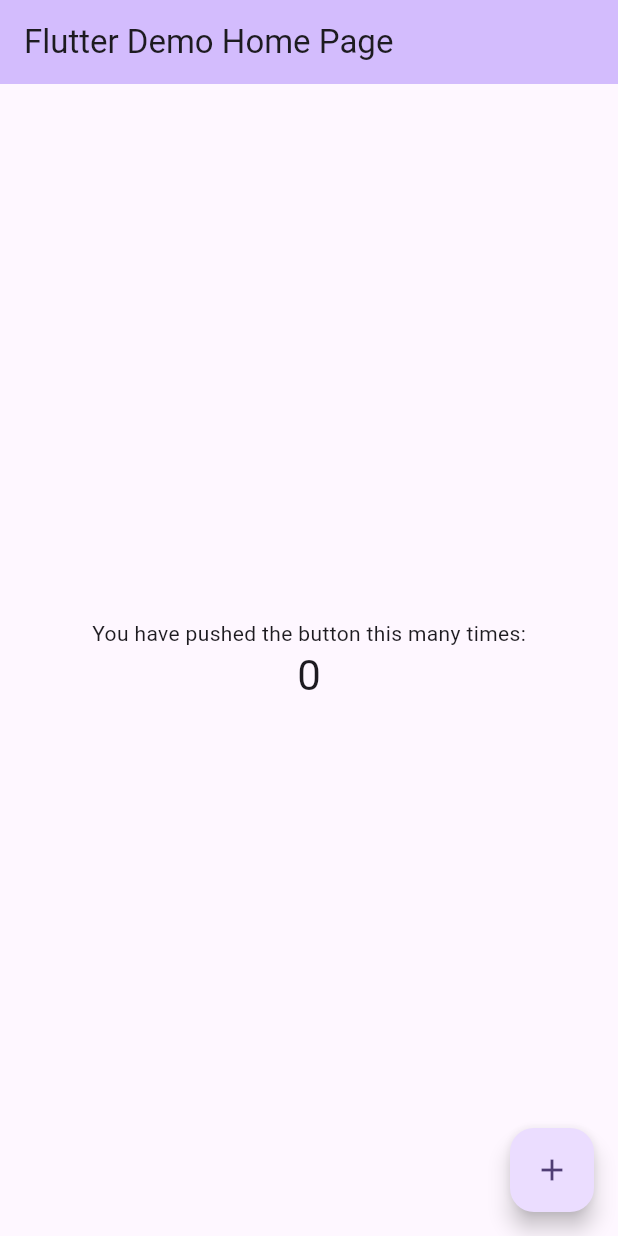
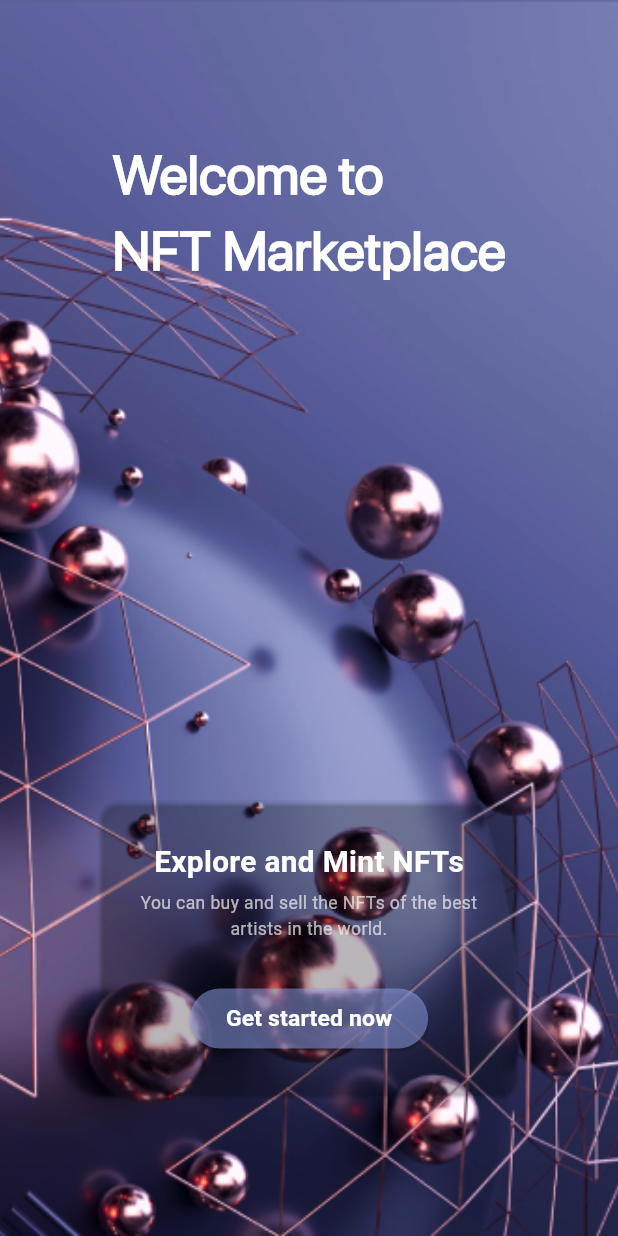
Before and after one commit to Amro27code/mini-nft-marketPlace, a Flutter app: the screen it shows after launch, on a phone screen of 412 x 824 dp. Run offline on Flutter 3.47's test engine with Material 3 defaults, Android fonts, the phone set to English and light mode, and no system bars.

Commit message:
design onB

```diff
--- /dev/null
+++ b/lib/app/my_app.dart
@@ -0,0 +1,18 @@
+import 'package:flutter/material.dart';
+import 'package:mini_nft_marketplace/core/route_manager.dart';
+import 'package:mini_nft_marketplace/features/onBoarding/on_boarding_page.dart';
+
+class MyApp extends StatelessWidget {
+  const MyApp({super.key});
+
+  @override
+  Widget build(BuildContext context) {
+    return MaterialApp(
+      debugShowCheckedModeBanner: false,
+      title: 'Flutter Demo',
+      routes: RouteManager.routes,
+      initialRoute: RouteName.initRouteOnB,
+      theme: ThemeData(colorScheme: .fromSeed(seedColor: Colors.teal)),
+    );
+  }
+}
--- /dev/null
+++ b/lib/core/alignment_manager.dart
@@ -0,0 +1,6 @@
+class AlignmentManager {
+  static const double beginX_Gradiant = 0.64;
+  static const double endX_Gradiant = -0.64;
+  static const double beginY_Gradiant = -0.76;
+  static const double endY_Gradiant = 0.76;
+}
--- /dev/null
+++ b/lib/core/color_manager.dart
@@ -0,0 +1,9 @@
+import 'package:flutter/material.dart';
+
+class ColorManager {
+  static const Color backgroundOnB1 = Color(0xff5C6098);
+  static const Color backgroundOnB2 = Color(0xff767CB2);
+  static const Color transparentColor = Colors.transparent;
+  static const Color subtitleCardOnB = Color.fromRGBO(245, 245, 245, 0.7);
+  static const Color buttonOnB = Color.fromRGBO(151, 169, 246, 0.5);
+}
--- /dev/null
+++ b/lib/core/font_family_manager.dart
@@ -0,0 +1,3 @@
+class FontFamilyManager {
+  static const String sfProDisplay="SF Pro Display";
+}
--- /dev/null
+++ b/lib/core/image_path_manager.dart
@@ -0,0 +1,3 @@
+class ImagePathManager {
+  static const String backgroundOnBoarding="assets/images/on_boarding_background.png";
+}
--- /dev/null
+++ b/lib/core/numbers_manager.dart
@@ -0,0 +1,13 @@
+class WidthManager {
+
+}
+class HeightManager{}
+class PaddingManager{
+
+}
+class MarginManager{
+
+}
+class SizeManager{
+
+}
--- /dev/null
+++ b/lib/core/route_manager.dart
@@ -0,0 +1,13 @@
+import 'package:flutter/material.dart';
+
+import '../features/onBoarding/on_boarding_page.dart';
+
+class RouteManager {
+  static Map<String, WidgetBuilder> routes = {
+    "onB": (context) => const OnBoardingPage(),
+  };
+}
+
+class RouteName {
+  static const String  initRouteOnB = "onB";
+}
--- /dev/null
+++ b/lib/core/text_manager.dart
@@ -0,0 +1,7 @@
+class TextManager {
+  static const String titleOnB="Welcome to\nNFT Marketplace";
+  static const String titleCardOnB="Explore and Mint NFTs";
+  static const String subtitleCardOnB="You can buy and sell the NFTs of the best\nartists in the world.";
+  static const String buttonOnB="Get started now";
+
+}
--- /dev/null
+++ b/lib/core/text_style_manager.dart
@@ -0,0 +1,29 @@
+import 'package:flutter/material.dart';
+import 'package:mini_nft_marketplace/core/color_manager.dart';
+import 'package:mini_nft_marketplace/core/font_family_manager.dart';
+
+class TextStyleManager {
+  static const TextStyle titleOnB = TextStyle(
+    fontSize: 36,
+    fontFamily: FontFamilyManager.sfProDisplay,
+    fontWeight: .bold,
+    color: Colors.white,
+  );
+
+  static const TextStyle titleCardOnB = TextStyle(
+    fontSize: 19.82,
+    fontWeight: .w700,
+    color: Colors.white,
+  );
+
+  static const TextStyle subtitleCardOnB = TextStyle(
+    fontSize: 11.71,
+    fontWeight: .w400,
+    color: ColorManager.subtitleCardOnB,
+  );
+  static const TextStyle buttonOnB = TextStyle(
+    fontSize: 15.32,
+    fontWeight: .w600,
+    color: Colors.white,
+  );
+}
--- /dev/null
+++ b/lib/core/widgets/card_widget.dart
@@ -0,0 +1,39 @@
+import 'package:flutter/material.dart';
+
+import '../color_manager.dart';
+import '../text_manager.dart';
+import '../text_style_manager.dart';
+
+Card cardWidget(){
+  return  Card(
+    color: ColorManager.transparentColor,
+    child: Padding(
+      padding: const EdgeInsets.all(27.0),
+      child: Column(
+        children: [
+          Text(
+            TextManager.titleCardOnB,
+            style: TextStyleManager.titleCardOnB,
+          ),
+          const SizedBox(height: 5.41),
+          Text(
+            TextManager.subtitleCardOnB,
+            textAlign: .center,
+            style: TextStyleManager.subtitleCardOnB,
+          ),
+          const SizedBox(height: 27),
+          ElevatedButton(
+            onPressed: () {},
+            style: ElevatedButton.styleFrom(
+              backgroundColor: ColorManager.buttonOnB,
+            ),
+            child: Text(
+              TextManager.buttonOnB,
+              style: TextStyleManager.buttonOnB,
+            ),
+          ),
+        ],
+      ),
+    ),
+  );
+}
--- /dev/null
+++ b/lib/features/onBoarding/on_boarding_page.dart
@@ -0,0 +1,69 @@
+import 'package:flutter/material.dart';
+import 'package:mini_nft_marketplace/core/alignment_manager.dart';
+import 'package:mini_nft_marketplace/core/color_manager.dart';
+import 'package:mini_nft_marketplace/core/image_path_manager.dart';
+import 'package:mini_nft_marketplace/core/text_manager.dart';
+import 'package:mini_nft_marketplace/core/text_style_manager.dart';
+import '../../core/widgets/card_widget.dart';
+
+class OnBoardingPage extends StatelessWidget {
+  const OnBoardingPage({super.key});
+
+  @override
+  Widget build(BuildContext context) {
+    return Scaffold(
+      body: Container(
+        //في figma  اخفي الصورة بطلع معك هالخفية
+        width: double.infinity,
+        decoration: const BoxDecoration(
+          gradient: LinearGradient(
+            begin: Alignment(
+              AlignmentManager.beginX_Gradiant,
+              AlignmentManager.beginY_Gradiant,
+            ),
+            end: Alignment(
+              AlignmentManager.endY_Gradiant,
+              AlignmentManager.endY_Gradiant,
+            ),
+            colors: [ColorManager.backgroundOnB1, ColorManager.backgroundOnB2],
+          ),
+        ),
+        child: Stack(
+          children: [
+            Image(
+              width: double.infinity,
+              height: double.infinity,
+              fit: BoxFit.cover,
+              image: AssetImage(ImagePathManager.backgroundOnBoarding),
+            ),
+            // OR
+            // SizedBox(
+            //   width: double.infinity,
+            //   height: double.infinity,
+            //   child:
+            //   Image.asset(
+            //     ImagePathManager.backgroundOnBoarding,
+            //     fit: BoxFit.cover, //fill
+            //   ),
+            // ),
+            Center(
+              child: Padding(
+                padding: const EdgeInsets.symmetric(vertical: 90.0),
+                child: Column(
+                  children: [
+                    Text(
+                      TextManager.titleOnB,
+                      style: TextStyleManager.titleOnB,
+                    ),
+                    Spacer(),
+                    cardWidget()
+                  ],
+                ),
+              ),
+            ),
+          ],
+        ),
+      ),
+    );
+  }
+}
--- a/lib/main.dart
+++ b/lib/main.dart
@@ -1,109 +1,20 @@
 import 'package:flutter/material.dart';
+import 'app/my_app.dart';
 
 void main() {
   runApp(const MyApp());
 }
-
-class MyApp extends StatelessWidget {
-  const MyApp({super.key});
-
-  // This widget is the root of your application.
-  @override
-  Widget build(BuildContext context) {
-    return MaterialApp(
-      title: 'Flutter Demo',
-      // routes: {},
-      // initialRoute: "",
-      theme: ThemeData(
-        colorScheme: .fromSeed(seedColor: Colors.deepPurple),
-      ),
-      home: const MyHomePage(title: 'Flutter Demo Home Page'),
-    );
-  }
-}
-
-class MyHomePage extends StatefulWidget {
-  const MyHomePage({super.key, required this.title});
-
-  // This widget is the home page of your application. It is stateful, meaning
-  // that it has a State object (defined below) that contains fields that affect
-  // how it looks.
-
-  // This class is the configuration for the state. It holds the values (in this
-  // case the title) provided by the parent (in this case the App widget) and
-  // used by the build method of the State. Fields in a Widget subclass are
-  // always marked "final".
-
-  final String title;
-
-  @override
-  State<MyHomePage> createState() => _MyHomePageState();
-}
-
-class _MyHomePageState extends State<MyHomePage> {
-  int _counter = 0;
-
-  void _incrementCounter() {
-    setState(() {
-      // This call to setState tells the Flutter framework that something has
-      // changed in this State, which causes it to rerun the build method below
-      // so that the display can reflect the updated values. If we changed
-      // _counter without calling setState(), then the build method would not be
-      // called again, and so nothing would appear to happen.
-      _counter++;
-    });
-  }
-
-  @override
-  Widget build(BuildContext context) {
-    // This method is rerun every time setState is called, for instance as done
-    // by the _incrementCounter method above.
-    //
-    // The Flutter framework has been optimized to make rerunning build methods
-    // fast, so that you can just rebuild anything that needs updating rather
-    // than having to individually change instances of widgets.
-    return Scaffold(
-      appBar: AppBar(
-        // TRY THIS: Try changing the color here to a specific color (to
-        // Colors.amber, perhaps?) and trigger a hot reload to see the AppBar
-        // change color while the other colors stay the same.
-        backgroundColor: Theme.of(context).colorScheme.inversePrimary,
-        // Here we take the value from the MyHomePage object that was created by
-        // the App.build method, and use it to set our appbar title.
-        title: Text(widget.title),
-      ),
-      body: Center(
-        // Center is a layout widget. It takes a single child and positions it
-        // in the middle of the parent.
-        child: Column(
-          // Column is also a layout widget. It takes a list of children and
-          // arranges them vertically. By default, it sizes itself to fit its
-          // children horizontally, and tries to be as tall as its parent.
-          //
-          // Column has various properties to control how it sizes itself and
-          // how it positions its children. Here we use mainAxisAlignment to
-          // center the children vertically; the main axis here is the vertical
-          // axis because Columns are vertical (the cross axis would be
-          // horizontal).
-          //
-          // TRY THIS: Invoke "debug painting" (choose the "Toggle Debug Paint"
-          // action in the IDE, or press "p" in the console), to see the
-          // wireframe for each widget.
-          mainAxisAlignment: .center,
-          children: [
-            const Text('You have pushed the button this many times:'),
-            Text(
-              '$_counter',
-              style: Theme.of(context).textTheme.headlineMedium,
-            ),
-          ],
-        ),
-      ),
-      floatingActionButton: FloatingActionButton(
-        onPressed: _incrementCounter,
-        tooltip: 'Increment',
-        child: const Icon(Icons.add),
-      ),
-    );
-  }
-}
+//
+// class MyApp extends StatelessWidget {
+//   const MyApp({super.key});
+//
+//   @override
+//   Widget build(BuildContext context) {
+//     return MaterialApp(
+//       title: 'Flutter Demo',
+//       routes: {"MyApp": (context) => MyApp()},
+//       initialRoute: "MyApp",
+//       theme: ThemeData(colorScheme: .fromSeed(seedColor: Colors.teal)),
+//     );
+//   }
+// }
```
Also changed, not shown: pubspec.yaml (+10 -8 lines), assets/fonts/SFPRODISPLAYBOLD.OTF (added), assets/fonts/SFPRODISPLAYREGULAR.OTF (added), assets/images/on_boarding_background.png (added), 1 other file.
